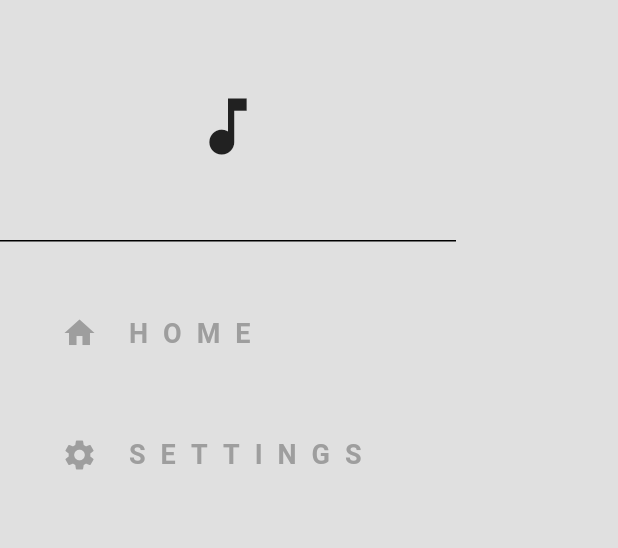
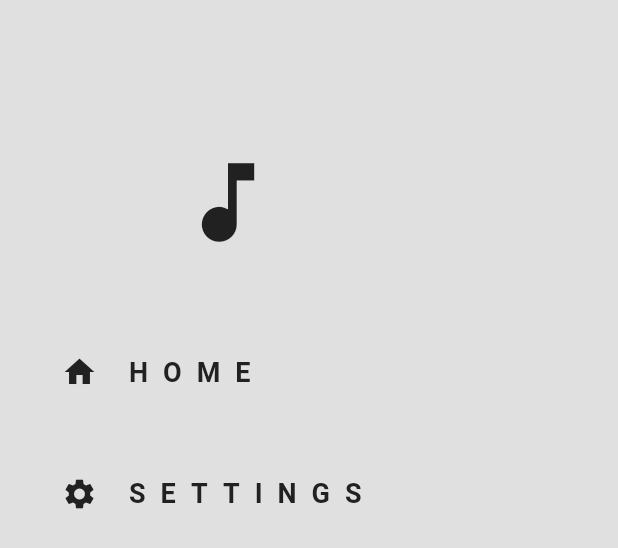
Before and after one commit to MihaelGolob/flutter-music-player, a Flutter app: the MyDrawer widget shown alone on an empty page, opened directly, on a phone screen of 412 x 824 dp. Shown: the top 548 px of the screen. Run offline on Flutter 3.47's test engine with Material 3 defaults, Android fonts, the phone set to English and light mode, and no system bars.

Commit message:
restyle the drawer

```diff
--- a/lib/components/my_drawer.dart
+++ b/lib/components/my_drawer.dart
@@ -9,11 +9,12 @@ class MyDrawer extends StatelessWidget {
       backgroundColor: Theme.of(context).colorScheme.surface,
       child: Column(
         children: [
-          DrawerHeader(
+          Container(
+            margin: const EdgeInsets.only(top: 100, bottom: 25),
             child: Center(
               child: Icon(
                 Icons.music_note,
-                size: 50,
+                size: 70,
                 color: Theme.of(context).colorScheme.inversePrimary,
               ),
             ),
@@ -25,14 +26,14 @@ class MyDrawer extends StatelessWidget {
                 'HOME',
                 style: TextStyle(
                   fontWeight: FontWeight.bold,
-                  color: Theme.of(context).colorScheme.primary,
+                  color: Theme.of(context).colorScheme.inversePrimary,
                   fontSize: 18,
                   letterSpacing: 10,
                 ),
               ),
               leading: Icon(
                 Icons.home,
-                color: Theme.of(context).colorScheme.primary,
+                color: Theme.of(context).colorScheme.inversePrimary,
               ),
               onTap: () => Navigator.pop(context),
             ),
@@ -44,14 +45,14 @@ class MyDrawer extends StatelessWidget {
                 'SETTINGS',
                 style: TextStyle(
                   fontWeight: FontWeight.bold,
-                  color: Theme.of(context).colorScheme.primary,
+                  color: Theme.of(context).colorScheme.inversePrimary,
                   fontSize: 18,
                   letterSpacing: 10,
                 ),
               ),
               leading: Icon(
                 Icons.settings,
-                color: Theme.of(context).colorScheme.primary,
+                color: Theme.of(context).colorScheme.inversePrimary,
               ),
               onTap: () {
                 Navigator.pop(context);
```
